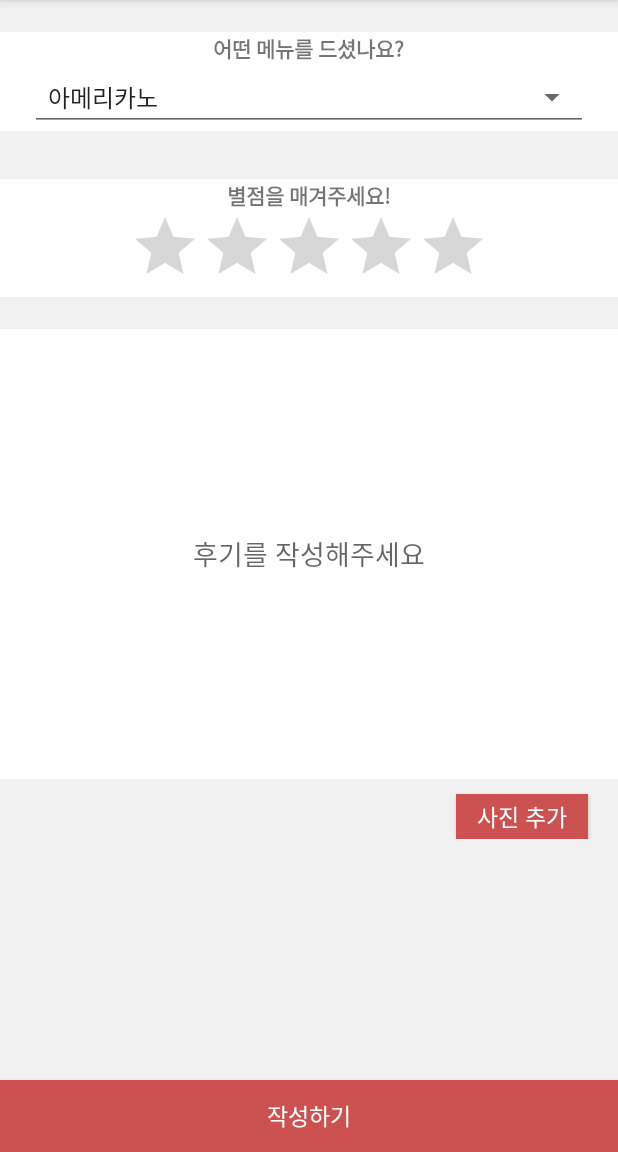
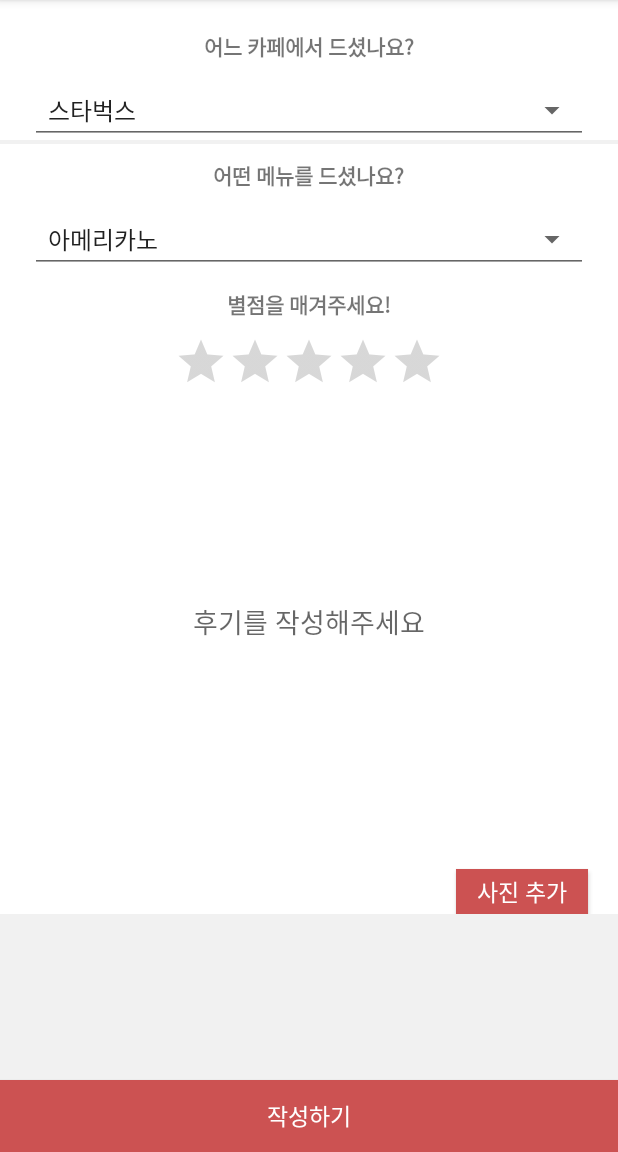
Before and after one commit to nullyng/wannaD, an Android app: the fragment ReviewFragment shown on its own in the app's theme, on a phone screen of 412 x 824 dp, the part 84-1236 px from its top. Run offline under Robolectric (Android 15) with nearby library versions, the phone set to English and light mode, and no system bars; our stand-ins replace Firebase (no records; nobody signed in at launch, a user with empty details on screens opened directly).

Commit message:
review 55%

```diff
--- a/app/src/main/java/com/example/wannad/ui/review/ReviewFragment.java
+++ b/app/src/main/java/com/example/wannad/ui/review/ReviewFragment.java
@@ -16,7 +16,7 @@ import com.example.wannad.R;
 import com.google.firebase.database.DatabaseReference;
 
 public class ReviewFragment extends Fragment {
-    Spinner spinner;
+    Spinner spinnerd, spinnerc;
     DatabaseReference mDatabase;
     //DatabaseReference mDatabase;
     public View onCreateView(@NonNull LayoutInflater inflater,
@@ -39,12 +39,22 @@ public class ReviewFragment extends Fragment {
                 "피치우롱",
                 "얼그레이"
         };
+        String[] cafes = {
+                "스타벅스",
+                "이디야",
+                "투썸플레이스",
+                "할리스"
+        };
 
-        spinner = root.findViewById(R.id.spinner);
-        ArrayAdapter<String> adapter = new ArrayAdapter<String>(getActivity(),android.R.layout.simple_spinner_item, drinks);
-        adapter.setDropDownViewResource(android.R.layout.simple_spinner_dropdown_item);
-        spinner.setAdapter(adapter);
+        spinnerd = root.findViewById(R.id.spinnerdrink);
+        ArrayAdapter<String> adapterd = new ArrayAdapter<String>(getActivity(),android.R.layout.simple_spinner_item, drinks);
+        adapterd.setDropDownViewResource(android.R.layout.simple_spinner_dropdown_item);
+        spinnerd.setAdapter(adapterd);
 
+        spinnerc = root.findViewById(R.id.spinnercafe);
+        ArrayAdapter<String> adapterc = new ArrayAdapter<String>(getActivity(),android.R.layout.simple_spinner_item, cafes);
+        adapterc.setDropDownViewResource(android.R.layout.simple_spinner_dropdown_item);
+        spinnerc.setAdapter(adapterc);
 
         return root;
     }
--- /dev/null
+++ b/app/src/main/res/drawable/context_border.xml
@@ -0,0 +1,17 @@
+<?xml version="1.0" encoding="utf-8"?>
+<layer-list
+    xmlns:android="http://schemas.android.com/apk/res/android"
+    >
+    <item>
+        <shape android:shape="rectangle">
+            <solid android:color="#F1F1F1"/>
+        </shape>
+    </item>
+    <item
+        android:bottom="3dp"
+        >
+        <shape android:shape="rectangle">
+            <solid android:color="#ffffff"/>
+        </shape>
+    </item>
+</layer-list>
--- a/app/src/main/res/layout/fragment_review.xml
+++ b/app/src/main/res/layout/fragment_review.xml
@@ -7,53 +7,64 @@
     android:background="#F1F1F1"
     tools:context=".ui.review.ReviewFragment">
 
-
     <LinearLayout
         android:id="@+id/menuchoicelayout"
         android:layout_width="match_parent"
         android:layout_height="wrap_content"
         android:background="#ffffff"
+        android:paddingTop="10dp"
         app:layout_constraintLeft_toLeftOf="parent"
         app:layout_constraintRight_toRightOf="parent"
         app:layout_constraintTop_toTopOf="parent"
-        app:layout_constraintBottom_toTopOf="@id/ratingbarlayout"
         android:orientation="vertical">
+        <LinearLayout
+            android:layout_width="match_parent"
+            android:layout_height="wrap_content"
+            android:orientation="vertical"
+            android:background="@drawable/context_border">
          <TextView
             android:id="@+id/textView2"
             android:layout_width="wrap_content"
             android:layout_height="wrap_content"
             android:layout_gravity="center"
-        android:text="어떤 메뉴를 드셨나요?"
+            android:layout_marginTop="10dp"
+            android:text="어느 카페에서 드셨나요?"
             android:textStyle="bold"
-        app:layout_constraintLeft_toLeftOf="parent"
-        app:layout_constraintRight_toRightOf="parent"
-        app:layout_constraintTop_toTopOf="parent"
-        app:layout_constraintBottom_toBottomOf="parent"
             app:layout_constraintVertical_bias="0.4"
-        tools:ignore="MissingConstraints" />
+            />
 
             <Spinner
                 style="@style/Widget.AppCompat.Spinner.Underlined"
-        android:id="@+id/spinner"
+                android:id="@+id/spinnercafe"
                 android:entries = "@array/array"
                 android:layout_marginHorizontal="20dp"
+                android:layout_marginTop="10dp"
                 android:layout_width="match_parent"
                 android:layout_height="wrap_content"
                 app:layout_constraintVertical_bias="0.3"
                 tools:ignore="MissingConstraints" />
             </LinearLayout>
-
-    <LinearLayout
-        android:id="@+id/ratingbarlayout"
+        <TextView
+            android:id="@+id/textView3"
+            android:layout_width="wrap_content"
+            android:layout_height="wrap_content"
+            android:layout_marginTop="10dp"
+            android:layout_gravity="center"
+            android:text="어떤 메뉴를 드셨나요?"
+            android:textStyle="bold"
+            app:layout_constraintVertical_bias="0.4"
+             />
+    <Spinner
+        style="@style/Widget.AppCompat.Spinner.Underlined"
+        android:id="@+id/spinnerdrink"
+        android:entries = "@array/array"
+        android:layout_marginHorizontal="20dp"
+        android:layout_marginTop="10dp"
         android:layout_width="match_parent"
         android:layout_height="wrap_content"
-        android:layout_marginTop="10dp"
-        android:background="#ffffff"
-        app:layout_constraintLeft_toLeftOf="parent"
-        app:layout_constraintRight_toRightOf="parent"
-        app:layout_constraintTop_toBottomOf="@id/menuchoicelayout"
-        app:layout_constraintBottom_toTopOf="@id/revieweditlayout"
-        android:orientation="vertical">
+        app:layout_constraintVertical_bias="0.3"
+        tools:ignore="MissingConstraints" />
+
         <TextView
             android:id="@+id/title"
             android:layout_width="wrap_content"
@@ -61,39 +72,30 @@
             android:text="별점을 매겨주세요!"
             android:textStyle="bold"
             android:layout_gravity="center"
-            app:layout_constraintVertical_bias="0.06"
-            tools:ignore="MissingConstraints" />
+            android:layout_marginTop="10dp"
+             />
         <RatingBar
             android:id="@+id/ratingbar"
             android:layout_width="wrap_content"
             android:layout_height="wrap_content"
+            style="?android:ratingBarStyleIndicator"
+            android:layout_marginTop="10dp"
             android:numStars="5"
             android:stepSize="0.5"
             android:layout_gravity="center"
             app:layout_constraintVertical_bias="0.1"/>
-    </LinearLayout>
 
-    <LinearLayout
-        android:id="@+id/revieweditlayout"
-        android:layout_width="match_parent"
-        android:layout_height="wrap_content"
-        android:layout_marginTop="10dp"
-        app:layout_constraintLeft_toLeftOf="parent"
-        app:layout_constraintRight_toRightOf="parent"
-        app:layout_constraintTop_toTopOf="parent"
-        app:layout_constraintBottom_toBottomOf="parent"
-        android:orientation="vertical">
         <EditText
             android:id="@+id/writeReview"
             android:layout_width="match_parent"
-        android:layout_height="300dp"
+            android:layout_height="310dp"
+            android:layout_gravity="center"
             android:background="#ffffff"
             android:ems="10"
             android:gravity="center"
             android:hint="후기를 작성해주세요"
             android:inputType="text"
             android:privateImeOptions="defaultInputmode=korean"
-        android:layout_gravity="center"
             app:layout_constraintVertical_bias="0.53"
             tools:ignore="MissingConstraints" />
 
```
Lines whose indentation alone changed are shown as unchanged.
